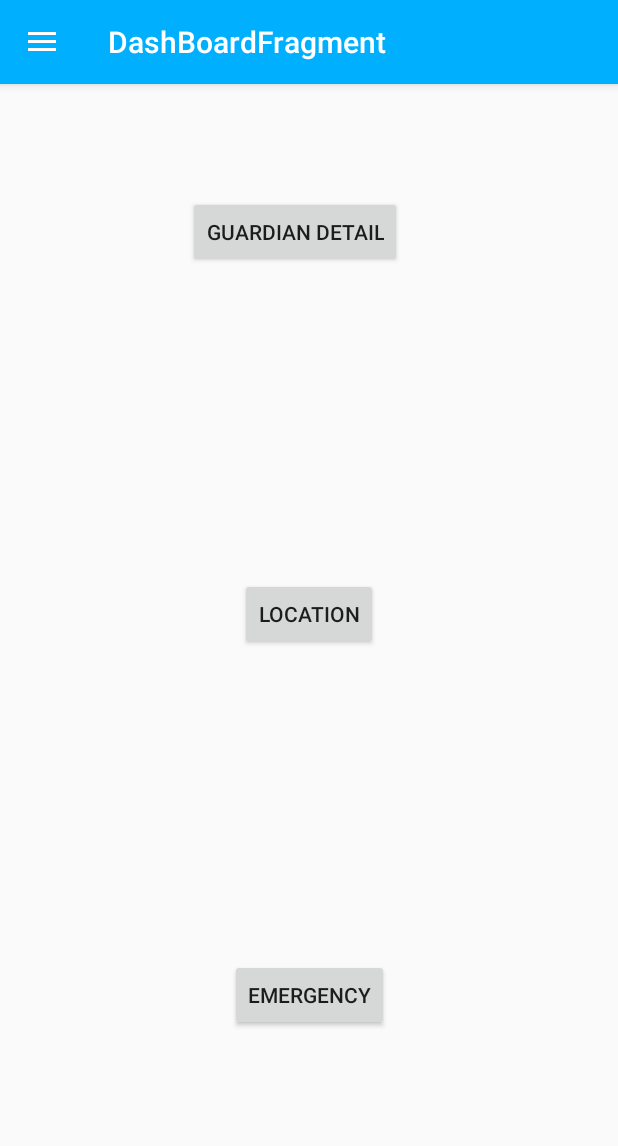
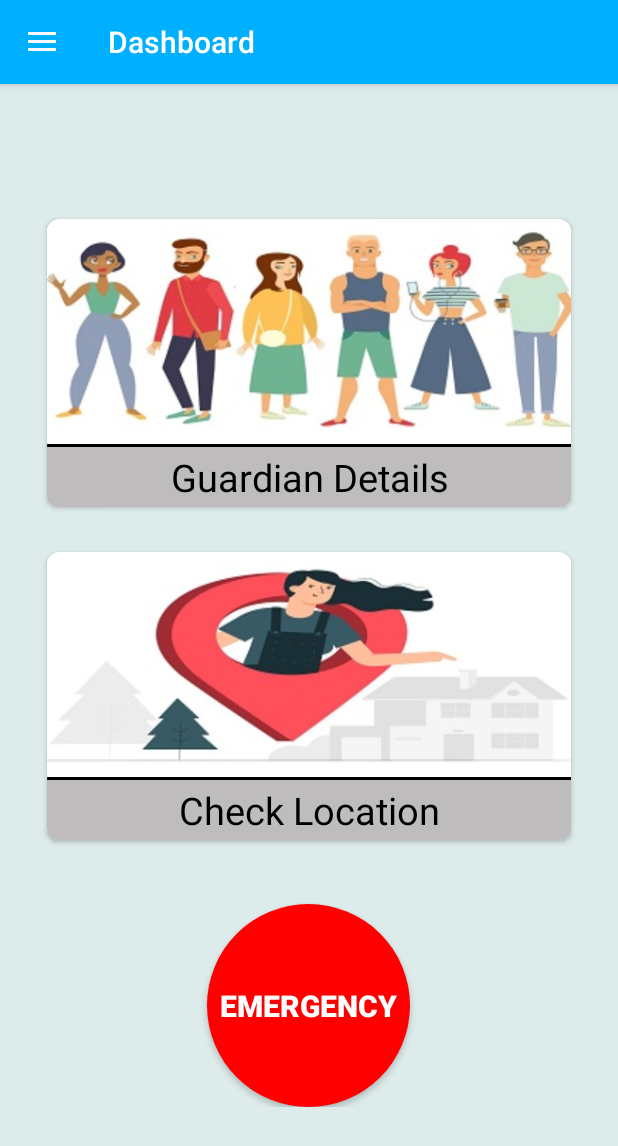
Before and after one commit to ShubhamYGS/WomenSafetyApp, an Android app: the screen it shows after launch (MainActivity), on a phone screen of 412 x 824 dp. Shown: the top 1146 px of the screen. Run offline under Robolectric (Android 15) with nearby library versions, the phone set to English and light mode, and no system bars; our stand-ins replace Firebase (no records; nobody signed in at launch, a user with empty details on screens opened directly), Room's generated code, data binding, navigation-ui; libraries missing offline, so code that uses them is left out: com.firebase.ui.

Commit message:
Improved UI of app

```diff
--- /dev/null
+++ b/app/src/main/res/drawable/buttonback.xml
@@ -0,0 +1,6 @@
+<?xml version="1.0" encoding="utf-8"?>
+<shape xmlns:android="http://schemas.android.com/apk/res/android"
+    android:shape="rectangle" >
+    <solid
+        android:color="#BEBCBC"/>
+</shape>
--- /dev/null
+++ b/app/src/main/res/drawable/oval_background.xml
@@ -0,0 +1,9 @@
+<?xml version="1.0" encoding="utf-8"?>
+<shape xmlns:android="http://schemas.android.com/apk/res/android"
+    android:shape="oval" >
+    <gradient
+        android:startColor="#f00"
+        android:centerColor="#f00"
+        android:endColor="#f00"
+        android:angle="90"/>
+</shape>
--- a/app/src/main/res/layout/fragment_dash_board.xml
+++ b/app/src/main/res/layout/fragment_dash_board.xml
@@ -2,9 +2,12 @@
 <layout xmlns:android="http://schemas.android.com/apk/res/android"
     xmlns:app="http://schemas.android.com/apk/res-auto"
     xmlns:tools="http://schemas.android.com/tools"
-    tools:context="com.shubham.womensafety.DashBoardFragment"
-    >
+    tools:context="com.shubham.womensafety.DashBoardFragment">
 
+    <ScrollView
+        android:layout_width="match_parent"
+        android:layout_height="match_parent"
+        android:background="#DDECEB">
     <androidx.constraintlayout.widget.ConstraintLayout
         android:id="@+id/frameLayout"
         android:layout_width="match_parent"
@@ -15,11 +18,11 @@
             android:id="@+id/textView"
             android:layout_width="wrap_content"
             android:layout_height="wrap_content"
-            android:layout_marginStart="12dp"
-            android:layout_marginTop="9dp"
+            android:layout_marginStart="10dp"
+            android:layout_marginTop="7dp"
+            android:textColor="@color/colorAccent"
             android:textSize="22sp"
             android:textStyle="normal|italic"
-            android:textColor="@color/colorAccent"
             app:layout_constraintBottom_toBottomOf="parent"
             app:layout_constraintEnd_toEndOf="parent"
             app:layout_constraintHorizontal_bias="0.047"
@@ -27,42 +30,122 @@
             app:layout_constraintTop_toTopOf="parent"
             app:layout_constraintVertical_bias="0.031" />
 
-        <Button
+        <LinearLayout
+            android:layout_width="match_parent"
+            android:layout_height="match_parent"
+            android:gravity="center"
+            android:orientation="vertical"
+            android:padding="25dp"
+            app:layout_constraintTop_toBottomOf="@+id/textView">
+
+            <androidx.cardview.widget.CardView
                 android:id="@+id/guardianButton"
-            android:layout_width="wrap_content"
+                android:layout_width="match_parent"
                 android:layout_height="wrap_content"
-            android:text="Guardian Detail"
-            android:layout_marginTop="10dp"
+                app:cardCornerRadius="8dp"
+                app:cardElevation="2dp"
+                app:cardMaxElevation="3dp"
+                app:cardUseCompatPadding="true"
+                android:layout_marginTop="0dp"
                 app:layout_constraintBottom_toBottomOf="parent"
                 app:layout_constraintEnd_toEndOf="parent"
                 app:layout_constraintHorizontal_bias="0.465"
                 app:layout_constraintStart_toStartOf="parent"
+                app:layout_constraintTop_toBottomOf="@+id/textView"
                 app:layout_constraintTop_toTopOf="parent"
-            app:layout_constraintTop_toBottomOf="@+id/textView"
-            app:layout_constraintVertical_bias="0.091" />
+                app:layout_constraintVertical_bias="0.091">
 
-        <Button
+                <RelativeLayout
+                    android:layout_width="match_parent"
+                    android:layout_height="match_parent">
+
+                    <ImageView
+                        android:id="@+id/imageView"
+                        android:layout_width="match_parent"
+                        android:layout_height="150dp"
+                        android:foregroundGravity="center"
+                        android:src="@drawable/guardian" />
+
+                    <View
+                        android:id="@+id/vie"
+                        android:layout_width="match_parent"
+                        android:layout_height="2dp"
+                        android:layout_below="@+id/imageView"
+                        android:background="#000" />
+
+                    <TextView
+                        android:layout_width="match_parent"
+                        android:layout_height="40dp"
+                        android:layout_below="@+id/vie"
+                        android:background="@drawable/buttonback"
+                        android:gravity="center"
+                        android:text="Guardian Details"
+                        android:textColor="@android:color/black"
+                        android:textSize="25sp" />
+                </RelativeLayout>
+            </androidx.cardview.widget.CardView>
+
+
+            <androidx.cardview.widget.CardView
                 android:id="@+id/locButton"
-            android:layout_width="wrap_content"
+                android:layout_width="match_parent"
                 android:layout_height="wrap_content"
-            android:layout_marginTop="70dp"
+                app:cardCornerRadius="8dp"
+                app:cardElevation="2dp"
+                app:cardMaxElevation="3dp"
+                app:cardUseCompatPadding="true"
+                android:layout_marginTop="15dp"
                 android:text="Location"
                 app:layout_constraintBottom_toTopOf="@+id/emerButton"
                 app:layout_constraintEnd_toEndOf="parent"
                 app:layout_constraintStart_toStartOf="parent"
-            app:layout_constraintTop_toBottomOf="@+id/guardianButton" />
+                app:layout_constraintTop_toBottomOf="@+id/guardianButton" >
+
+                <RelativeLayout
+                    android:layout_width="match_parent"
+                    android:layout_height="match_parent">
+
+                    <ImageView
+                        android:id="@+id/imageView1"
+                        android:layout_width="match_parent"
+                        android:layout_height="150dp"
+                        android:foregroundGravity="center"
+                        android:src="@drawable/checkloc" />
+
+                    <View
+                        android:id="@+id/vie1"
+                        android:layout_width="match_parent"
+                        android:layout_height="2dp"
+                        android:layout_below="@+id/imageView1"
+                        android:background="#000" />
+
+                    <TextView
+                        android:layout_width="match_parent"
+                        android:layout_height="40dp"
+                        android:layout_below="@+id/vie1"
+                        android:background="@drawable/buttonback"
+                        android:gravity="center"
+                        android:text="Check Location"
+                        android:textColor="@android:color/black"
+                        android:textSize="25sp" />
+                </RelativeLayout>
+            </androidx.cardview.widget.CardView>
 
             <Button
                 android:id="@+id/emerButton"
-            android:layout_width="wrap_content"
-            android:layout_height="wrap_content"
-            android:layout_marginTop="70dp"
+                android:layout_width="135dp"
+                android:layout_height="135dp"
+                android:layout_marginTop="35dp"
+                android:background="@drawable/oval_background"
                 android:text="Emergency"
+                android:textColor="@android:color/white"
+                android:textSize="20sp"
+                android:textStyle="bold"
                 app:layout_constraintBottom_toBottomOf="parent"
                 app:layout_constraintEnd_toEndOf="parent"
                 app:layout_constraintStart_toStartOf="parent"
                 app:layout_constraintTop_toBottomOf="@+id/locButton" />
-
-
+        </LinearLayout>
     </androidx.constraintlayout.widget.ConstraintLayout>
+    </ScrollView>
 </layout>
--- a/app/src/main/res/navigation/navigation.xml
+++ b/app/src/main/res/navigation/navigation.xml
@@ -7,7 +7,7 @@
     <fragment
         android:id="@+id/dashBoardFragment"
         android:name="com.shubham.womensafety.DashBoardFragment"
-        android:label="DashBoardFragment"
+        android:label="Dashboard"
         tools:layout="@layout/fragment_dash_board">
         <action
             android:id="@+id/action_dashBoardFragment_to_guardianInfo"
@@ -23,8 +23,8 @@
     <fragment
         android:id="@+id/guardianInfo"
         android:name="com.shubham.womensafety.guardiandetail.GuardianInfo"
-        android:label="fragment_guardian_info"
-        tools:layout="@layout/fragment_guardian_info" >
+        android:label="Guardian Information"
+        tools:layout="@layout/fragment_guardian_info">
         <action
             android:id="@+id/action_guardianInfo_to_addGuardian"
             app:destination="@id/addGuardian"
@@ -34,8 +34,8 @@
     <fragment
         android:id="@+id/addGuardian"
         android:name="com.shubham.womensafety.guardiandetail.AddGuardian"
-        android:label="fragment_add_guardian"
-        tools:layout="@layout/fragment_add_guardian" >
+        android:label="Add Guardian"
+        tools:layout="@layout/fragment_add_guardian">
         <action
             android:id="@+id/action_addGuardian_to_guardianInfo"
             app:destination="@id/guardianInfo"
@@ -45,6 +45,6 @@
     <activity
         android:id="@+id/mapsActivity"
         android:name="com.shubham.womensafety.MapsActivity"
-        android:label="activity_maps"
+        android:label="Current Location"
         tools:layout="@layout/activity_maps" />
 </navigation>
--- a/app/src/main/res/values/strings.xml
+++ b/app/src/main/res/values/strings.xml
@@ -3,7 +3,7 @@
 
     <!-- TODO: Remove or change this placeholder text -->
     <string name="hello_blank_fragment">Hello blank fragment</string>
-    <string name="title_activity_maps">Map</string>
+    <string name="title_activity_maps">Current Location</string>
 
     <string name="normal_map">Normal Map</string>
     <string name="hybrid_map">Hybrid Map</string>
```
Also changed, not shown: app/src/main/res/drawable/capsulebtn.xml (added, +19 -0 lines), app/src/main/res/layout/fragment_add_guardian.xml (+30 -19 lines), app/src/main/res/layout/fragment_guardian_info.xml (+7 -3 lines), app/src/main/res/drawable/checkloc.jpg (added), app/src/main/res/drawable/guardian.jpg (added), app/src/main/res/drawable/user.png (added). Lines whose indentation alone changed are shown as unchanged.
